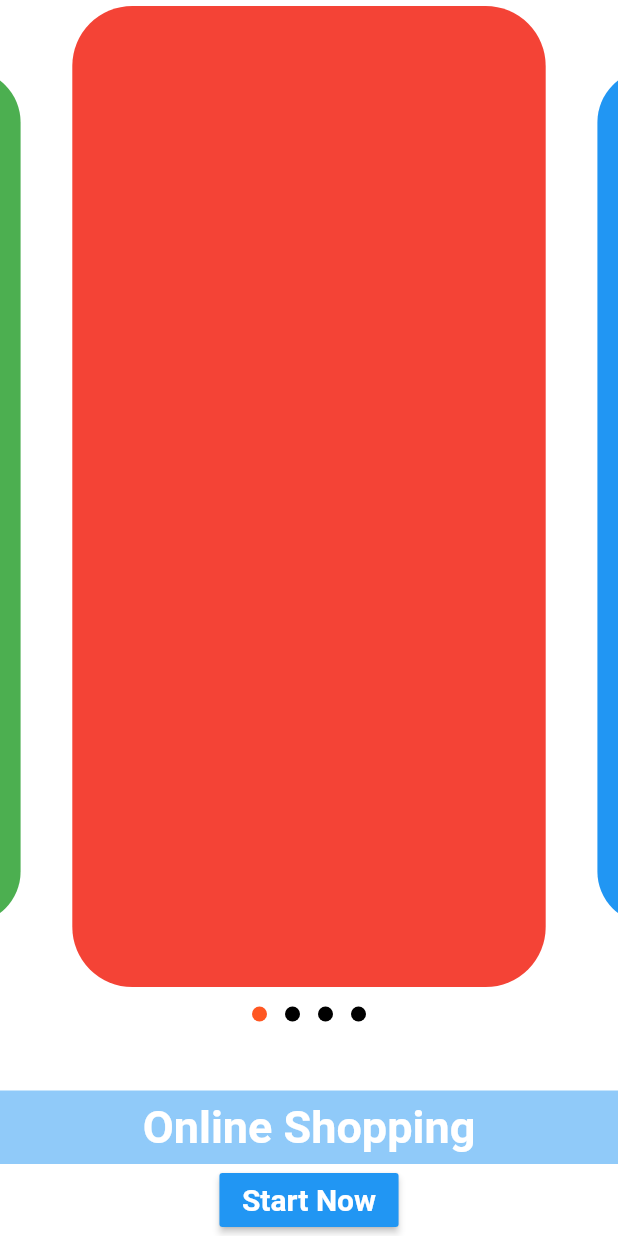
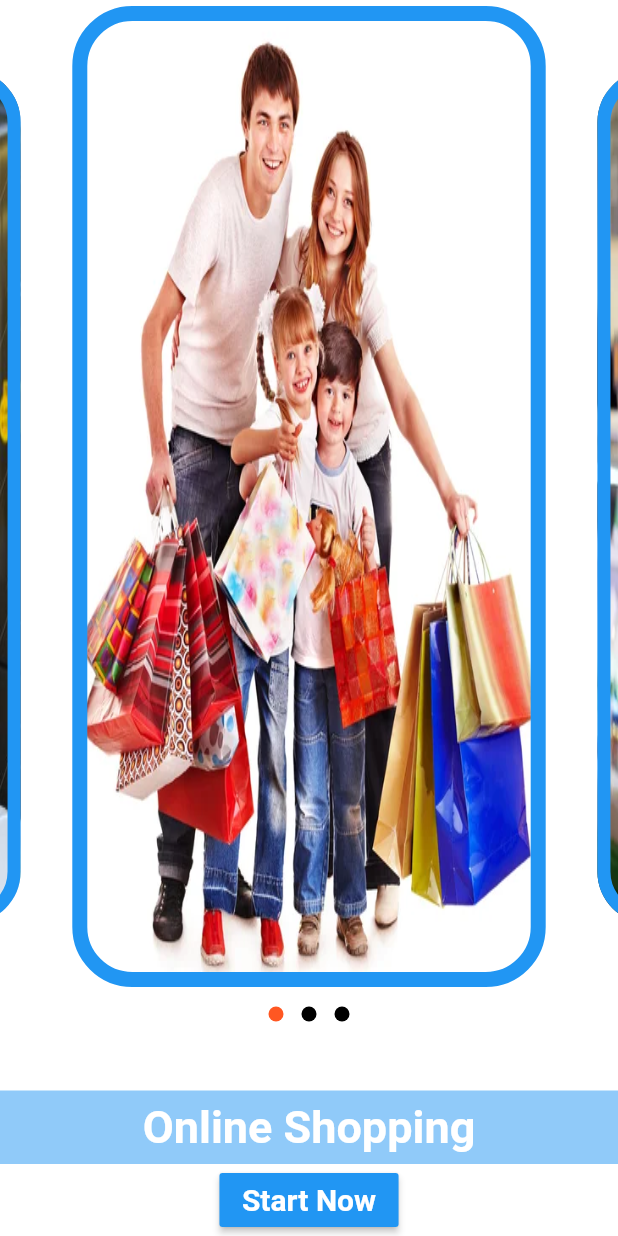
Before and after one commit to project-nazmul/E-Commerce-App, a Flutter app: the screen it shows after launch, on a phone screen of 412 x 824 dp. Run offline on Flutter 3.47's test engine with Material 2 defaults, Android fonts, the phone set to English and light mode, and no system bars; drawn by our look-alikes of carousel_slider, dots_indicator; our stand-ins replace cloud_firestore, firebase_auth, firebase_core, get, shared_preferences; accounts and stored records are empty.

Commit message:
carousel image added

```diff
--- a/lib/screen/home_screen.dart
+++ b/lib/screen/home_screen.dart
@@ -14,10 +14,10 @@ import 'package:provider/provider.dart';
 class HomeScreen extends StatelessWidget {
   HomeScreen({Key? key}) : super(key: key);
   final List<Container> pages = [
-    carosolImage(Colors.red),
-    carosolImage(Colors.blue),
-    carosolImage(Colors.yellow),
-    carosolImage(Colors.green),
+    carosolImage("assets/images/carousel1.jpg"),
+    carosolImage("assets/images/carousel2.jpg"),
+    carosolImage("assets/images/carousel3.jpg"),
+
   ];
   @override
   Widget build(BuildContext context) {
--- a/lib/widget/carosol_image.dart
+++ b/lib/widget/carosol_image.dart
@@ -1,11 +1,15 @@
 import 'package:flutter/material.dart';
 
-carosolImage(Color clr){
+carosolImage(String img){
   return Container(
     margin: EdgeInsets.only(left: 7,right: 7,top: 4,bottom: 7),
     height: 150,
     decoration: BoxDecoration(
-      color: clr,
+      border: Border.all(color: Colors.blue,width: 10),
+      image: DecorationImage(
+        fit: BoxFit.fill,
+        image: AssetImage(img)
+      ),
       borderRadius: BorderRadius.circular(40)
     ),
 
--- a/pubspec.yaml
+++ b/pubspec.yaml
@@ -65,8 +65,8 @@ flutter:
   uses-material-design: true
 
   # To add assets to your application, add an assets section, like this:
-  # assets:
-  #   - images/a_dot_burr.jpeg
+  assets:
+    - assets/images/
   #   - images/a_dot_ham.jpeg
 
   # An image asset can refer to one or more resolution-specific "variants", see
```
Also changed, not shown: assets/images/carousel1.jpg (added), assets/images/carousel2.jpg (added), assets/images/carousel3.jpg (added).
